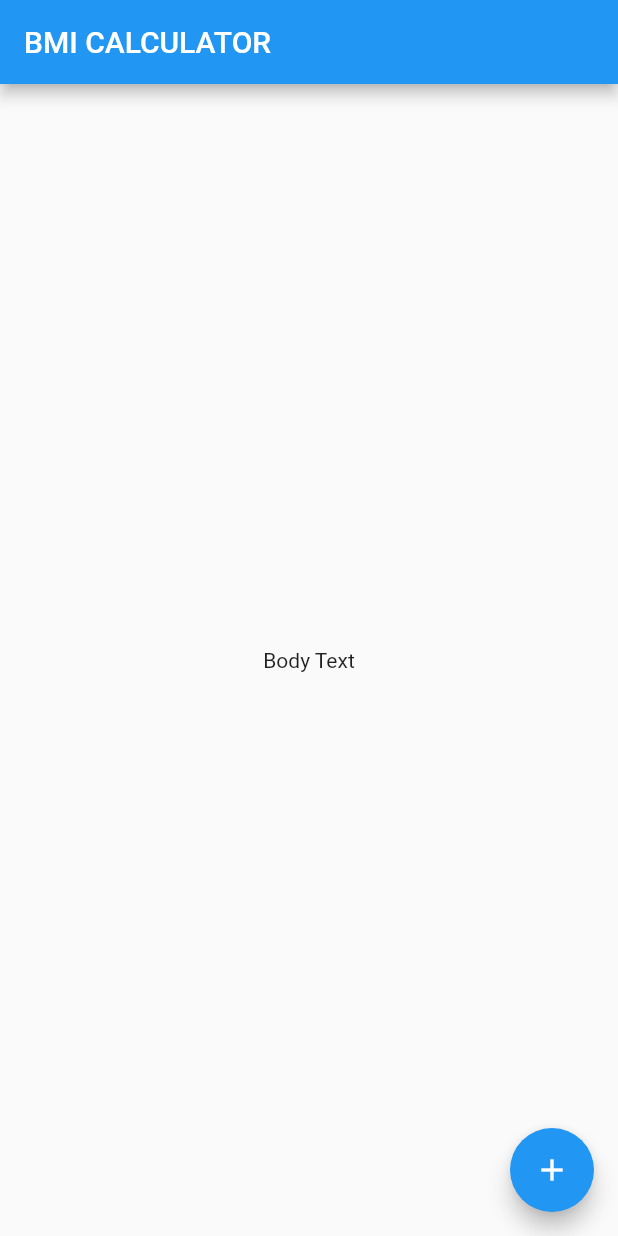
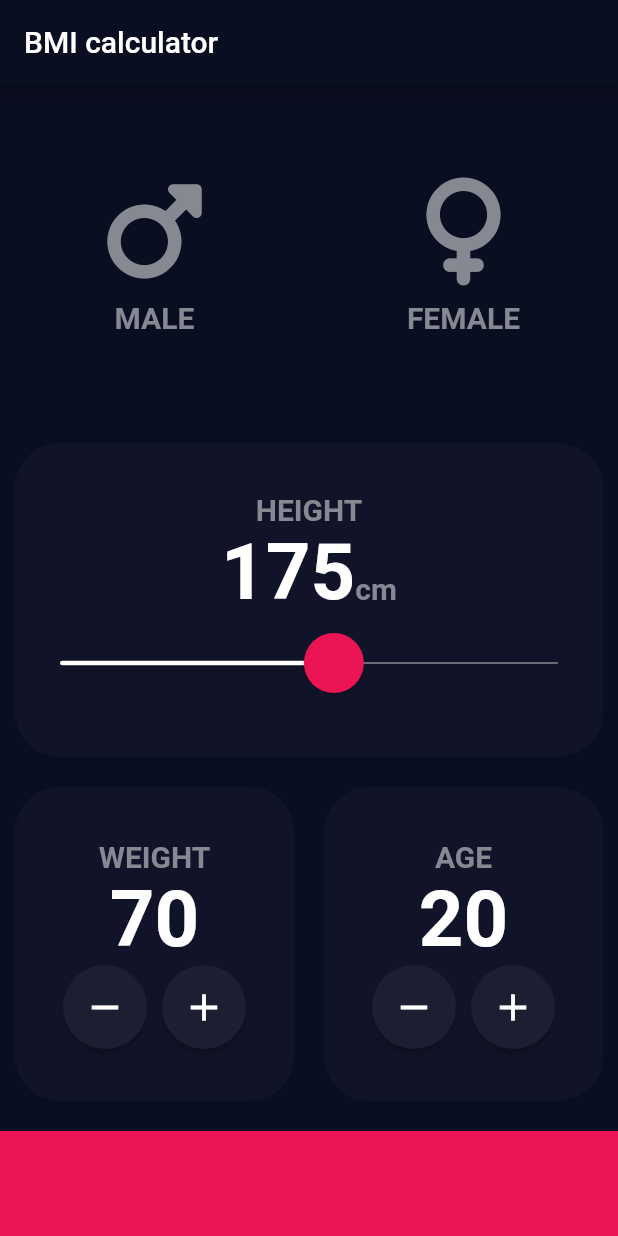
Before and after one commit to HeratUni-CS/bmi-calculator-Syed-Mujtaba-Mussavi, a Flutter app: the screen it shows after launch, on a phone screen of 412 x 824 dp. Run offline on Flutter 3.47's test engine with Material 2 defaults, Android fonts, the phone set to English and light mode, and no system bars; our stand-ins replace font_awesome_flutter.

Commit message:
BMI project completed

```diff
--- /dev/null
+++ b/lib/constants.dart
@@ -0,0 +1,16 @@
+import 'package:flutter/material.dart';
+
+const kLabelStyle = TextStyle(
+  fontSize: 20,
+  color: Color(0xFF868892),
+  fontWeight: FontWeight.bold,
+);
+
+const kNumberStyle = TextStyle(
+  fontSize: 52,
+  fontWeight: FontWeight.bold,
+);
+
+const kBottomContainerColor = Color(0xFFEB1555);
+const kActiveCardColor = Color(0xFF111428);
+const kInactiveCardColor = Color(0x00111428);
--- /dev/null
+++ b/lib/custom_container.dart
@@ -0,0 +1,27 @@
+import 'package:flutter/material.dart';
+
+class CustomContainer extends StatelessWidget {
+  CustomContainer({required this.color, this.child, this.onPressed});
+
+  final Color color;
+  final Widget? child;
+  final void Function()? onPressed;
+
+  @override
+  Widget build(BuildContext context) {
+    return Expanded(
+      child: InkWell(
+        onTap: onPressed,
+        child: Container(
+          width: double.infinity,
+          margin: EdgeInsets.all(10),
+          decoration: BoxDecoration(
+            borderRadius: BorderRadius.circular(30),
+            color: color,
+          ),
+          child: child,
+        ),
+      ),
+    );
+  }
+}
--- /dev/null
+++ b/lib/icon_content.dart
@@ -0,0 +1,30 @@
+import 'package:flutter/material.dart';
+import 'constants.dart';
+
+class IconContent extends StatelessWidget {
+  final IconData iconData;
+  final String label;
+
+  IconContent({required this.iconData, required this.label});
+
+  @override
+  Widget build(BuildContext context) {
+    return Column(
+      children: [
+        Icon(
+          iconData,
+          size: 72,
+          color: Color(0xFF868892),
+        ),
+        SizedBox(
+          height: 10,
+        ),
+        Text(
+          label,
+          style: kLabelStyle,
+        ),
+      ],
+      mainAxisAlignment: MainAxisAlignment.center,
+    );
+  }
+}
--- /dev/null
+++ b/lib/input_page.dart
@@ -0,0 +1,230 @@
+import 'package:flutter/material.dart';
+import 'package:font_awesome_flutter/font_awesome_flutter.dart';
+import 'custom_container.dart';
+import 'icon_content.dart';
+import 'constants.dart';
+
+enum Gender {
+  male,
+  female,
+}
+
+int height = 175;
+int weight = 70;
+int age = 20;
+
+class InputPage extends StatefulWidget {
+  @override
+  _InputPageState createState() => _InputPageState();
+}
+
+class _InputPageState extends State<InputPage> {
+  Gender? selectedGender;
+
+  @override
+  Widget build(BuildContext context) {
+    return Scaffold(
+        appBar: AppBar(
+          title: const Text('BMI calculator'),
+        ),
+        body: Column(
+          children: [
+            Expanded(
+              child: Row(
+                children: [
+                  CustomContainer(
+                    onPressed: () {
+                      setState(() {
+                        selectedGender = Gender.male;
+                      });
+                    },
+                    color: (selectedGender == Gender.male
+                        ? kActiveCardColor
+                        : kInactiveCardColor),
+                    child: IconContent(
+                      iconData: FontAwesomeIcons.mars,
+                      label: 'MALE',
+                    ),
+                  ),
+                  CustomContainer(
+                    onPressed: () {
+                      setState(() {
+                        selectedGender = Gender.female;
+                      });
+                    },
+                    color: (selectedGender == Gender.female
+                        ? kActiveCardColor
+                        : kInactiveCardColor),
+                    child: IconContent(
+                      iconData: FontAwesomeIcons.venus,
+                      label: 'FEMALE',
+                    ),
+                  ),
+                ],
+              ),
+            ),
+            CustomContainer(
+                color: kActiveCardColor,
+                child: Column(
+                  mainAxisAlignment: MainAxisAlignment.center,
+                  children: [
+                    Text(
+                      'HEIGHT',
+                      style: kLabelStyle,
+                    ),
+                    Row(
+                      mainAxisAlignment: MainAxisAlignment.center,
+                      crossAxisAlignment: CrossAxisAlignment.baseline,
+                      textBaseline: TextBaseline.alphabetic,
+                      children: [
+                        Text(
+                          height.toString(),
+                          style: kNumberStyle,
+                        ),
+                        Text(
+                          'cm',
+                          style: kLabelStyle,
+                        )
+                      ],
+                    ),
+                    SliderTheme(
+                      data: SliderThemeData(
+                          trackHeight: 1,
+                          thumbShape: RoundSliderThumbShape(
+                            enabledThumbRadius: 20,
+                          ),
+                          activeTrackColor: Colors.white,
+                          inactiveTrackColor: Color(0xFF888993),
+                          thumbColor: Color(0xFFEB1555),
+                          overlayColor: Color.fromARGB(30, 235, 21, 85),
+                          overlayShape:
+                              RoundSliderOverlayShape(overlayRadius: 30)),
+                      child: Slider(
+                          value: height.toDouble(),
+                          onChanged: (double value) {
+                            setState(() {
+                              height = value.round();
+                            });
+                          },
+                          min: 120,
+                          max: 220),
+                    )
+                  ],
+                )),
+            Expanded(
+              child: Row(
+                children: [
+                  CustomContainer(
+                      color: kActiveCardColor,
+                      child: Column(
+                        mainAxisAlignment: MainAxisAlignment.center,
+                        children: [
+                          Text(
+                            'WEIGHT',
+                            style: kLabelStyle,
+                          ),
+                          Text(
+                            weight.toString(),
+                            style: kNumberStyle,
+                          ),
+                          Row(
+                            mainAxisAlignment: MainAxisAlignment.center,
+                            children: [
+                              RoundIconButton(
+                                iconData: Icons.remove,
+                                onPressed: () {
+                                  setState(() {
+                                    weight--;
+                                  });
+                                },
+                              ),
+                              SizedBox(
+                                width: 10,
+                              ),
+                              RoundIconButton(
+                                iconData: Icons.add,
+                                onPressed: () {
+                                  setState(() {
+                                    weight++;
+                                  });
+                                },
+                              ),
+                            ],
+                          )
+                        ],
+                      )),
+                  CustomContainer(
+                      color: kActiveCardColor,
+                      child: Column(
+                        mainAxisAlignment: MainAxisAlignment.center,
+                        children: [
+                          Text(
+                            'AGE',
+                            style: kLabelStyle,
+                          ),
+                          Text(
+                            age.toString(),
+                            style: kNumberStyle,
+                          ),
+                          Row(
+                            mainAxisAlignment: MainAxisAlignment.center,
+                            children: [
+                              RoundIconButton(
+                                iconData: Icons.remove,
+                                onPressed: () {
+                                  setState(() {
+                                    age--;
+                                  });
+                                },
+                              ),
+                              SizedBox(
+                                width: 10,
+                              ),
+                              RoundIconButton(
+                                iconData: Icons.add,
+                                onPressed: () {
+                                  setState(() {
+                                    age++;
+                                  });
+                                },
+                              ),
+                            ],
+                          )
+                        ],
+                      )),
+                ],
+              ),
+            ),
+            Container(
+              height: 70,
+              color: kBottomContainerColor,
+              margin: EdgeInsets.only(top: 10),
+            )
+          ],
+        ));
+  }
+}
+
+class RoundIconButton extends StatelessWidget {
+  final IconData iconData;
+  final void Function() onPressed;
+
+  RoundIconButton({required this.iconData, required this.onPressed});
+
+  @override
+  Widget build(BuildContext context) {
+    return RawMaterialButton(
+      onPressed: onPressed,
+      fillColor: const Color(0xFF1C1F32),
+      shape: const CircleBorder(),
+      constraints: const BoxConstraints.tightFor(
+        width: 56,
+        height: 56,
+      ),
+      child: Icon(
+        iconData,
+        size: 30,
+      ),
+    );
+  }
+}
--- a/lib/main.dart
+++ b/lib/main.dart
@@ -1,35 +1,17 @@
 import 'package:flutter/material.dart';
+import 'input_page.dart';
 
-void main() => runApp(BMICalculator());
+void main() => runApp(BMIcalculator());
 
-class BMICalculator extends StatelessWidget {
+class BMIcalculator extends StatelessWidget {
   @override
   Widget build(BuildContext context) {
     return MaterialApp(
+      theme: ThemeData.dark().copyWith(
+        appBarTheme: const AppBarTheme(backgroundColor: Color(0xFF0A0E21)),
+        scaffoldBackgroundColor: const Color(0xFF0A0E21),
+      ),
       home: InputPage(),
     );
   }
 }
-
-class InputPage extends StatefulWidget {
-  @override
-  State<InputPage> createState() => _InputPageState();
-}
-
-class _InputPageState extends State<InputPage> {
-  @override
-  Widget build(BuildContext context) {
-    return Scaffold(
-      appBar: AppBar(
-        title: Text('BMI CALCULATOR'),
-      ),
-      body: Center(
-        child: Text('Body Text'),
-      ),
-      floatingActionButton: FloatingActionButton(
-        onPressed: () {},
-        child: Icon(Icons.add),
-      ),
-    );
-  }
-}
```
Also changed, not shown: pubspec.lock.
